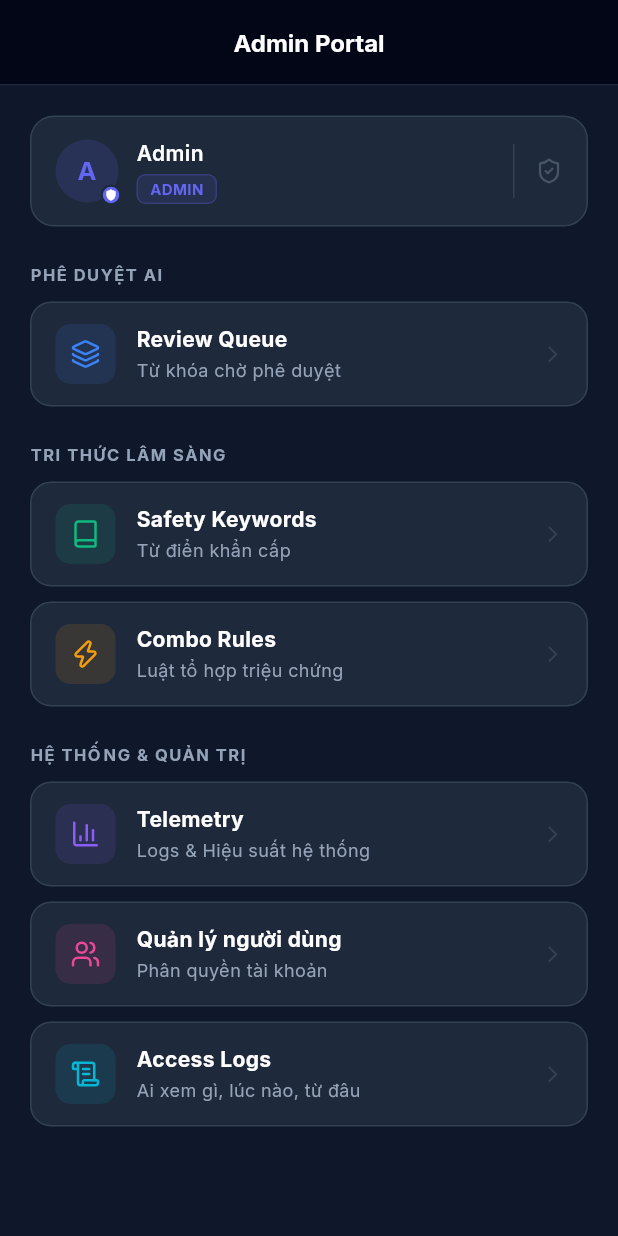
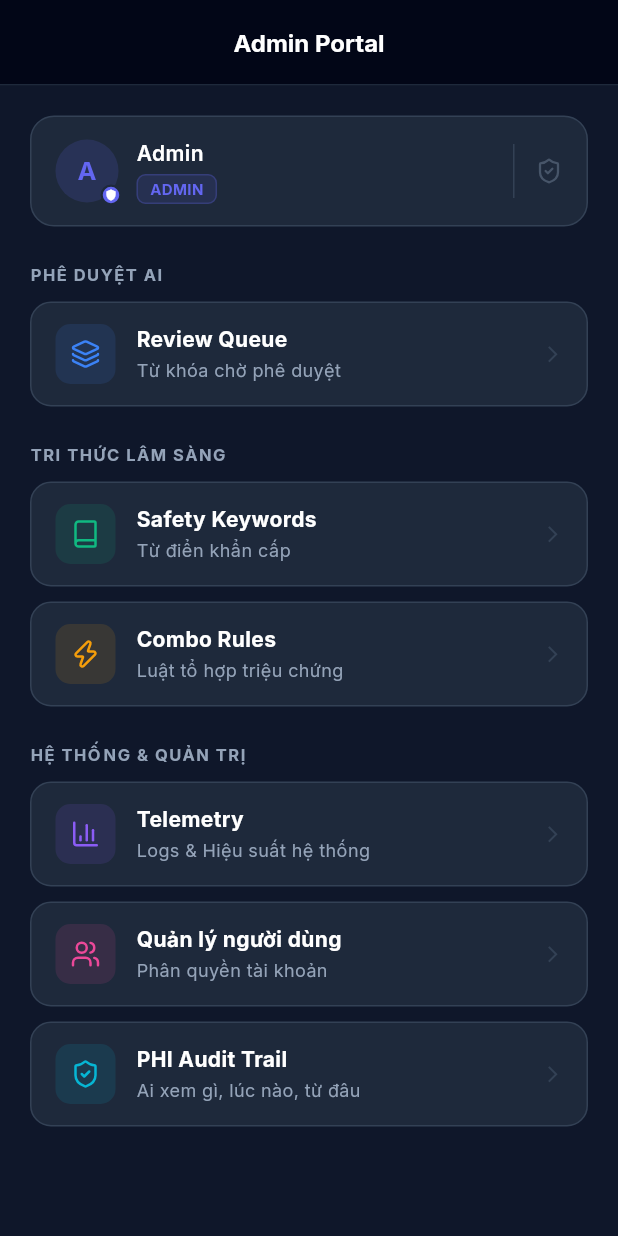
Before and after one commit to min2hi/medi_chain, a Flutter app: the AdminDashboardScreen screen opened by its route, on a phone screen of 412 x 824 dp. Run offline on Flutter 3.47's test engine with Material 3 defaults, Android fonts, the phone set to English and light mode, and no system bars; our stand-ins replace dio, easy_localization, flutter_bloc, flutter_markdown, flutter_secure_storage, get_it and 6 more; accounts and stored records are empty.

Commit message:
fix(mobile): rename Access Logs -> PHI Audit Trail in admin dashboard card

```diff
--- a/frontend-mobile/lib/presentation/screens/admin/admin_dashboard_screen.dart
+++ b/frontend-mobile/lib/presentation/screens/admin/admin_dashboard_screen.dart
@@ -197,9 +197,9 @@ class _AdminDashboardScreenState extends State<AdminDashboardScreen> {
           ),
           const SizedBox(height: 10),
           _buildAdminCard(
-            title: 'Access Logs',
+            title: 'PHI Audit Trail',
             subtitle: 'Ai xem gì, lúc nào, từ đâu',
-            icon: LucideIcons.scrollText,
+            icon: LucideIcons.shieldCheck,
             color: const Color(0xFF06B6D4),
             onTap: () => context.push('/admin/access-logs'),
           ),
```
